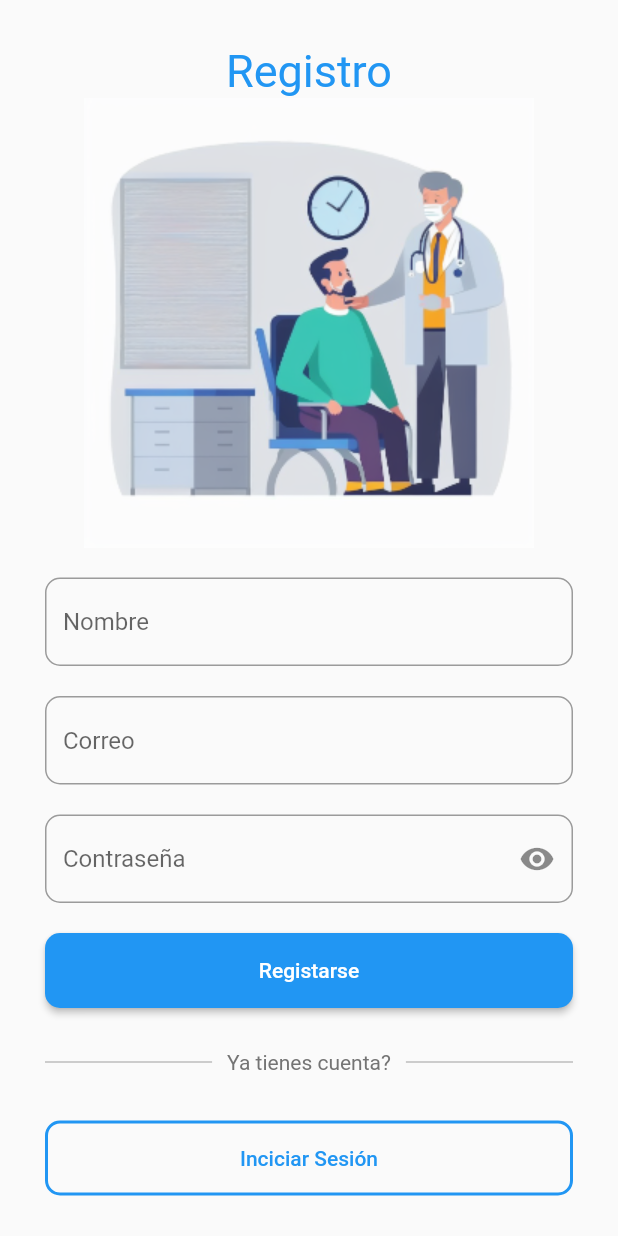
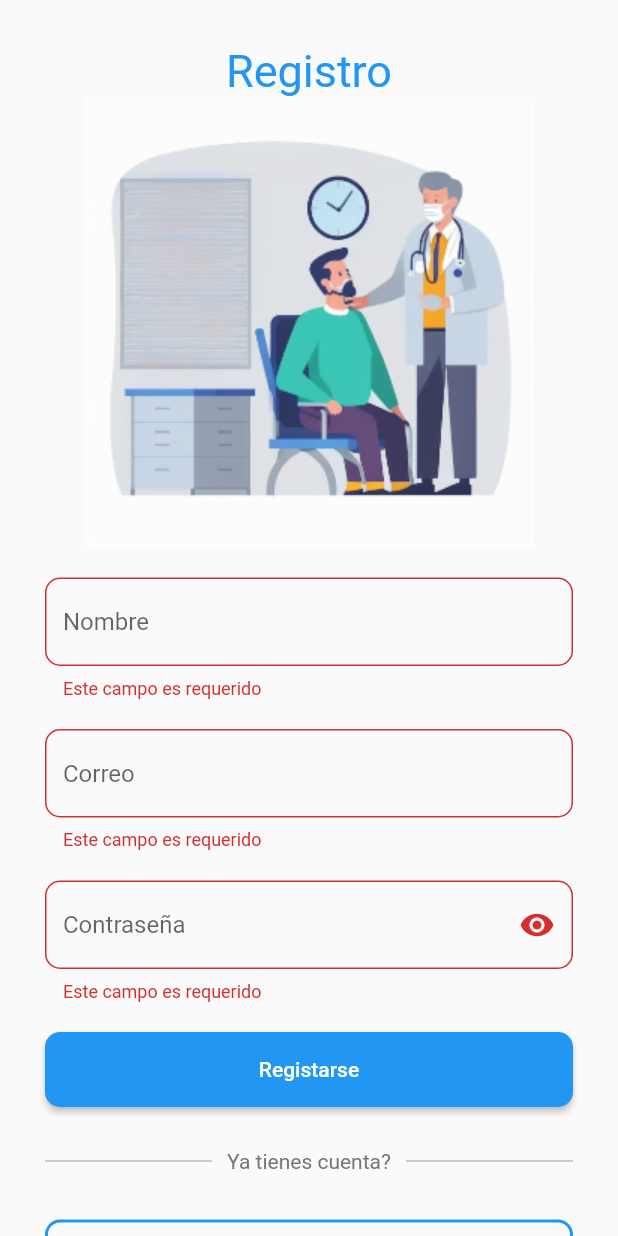
Before and after one commit to Luisa44/CitasMedicas, a Flutter app: the RegisterPage screen opened by its route, after a tap on "Registarse", on a phone screen of 412 x 824 dp. Run offline on Flutter 3.47's test engine with Material 2 defaults, Android fonts, the phone set to English and light mode, and no system bars; our stand-ins replace date_field, jwt_decoder, toast; missing offline and left inert: flutter_session_manager, group_list_view; project files that could hold a hidden picture were left out.

Commit message:
register is added

```diff
--- a/app/lib/constants/app_constants.dart
+++ b/app/lib/constants/app_constants.dart
@@ -0,0 +1 @@
+final regexEmail = RegExp(r'^(([^<>()[\]\\.,;:\s@"]+(\.[^<>()[\]\\.,;:\s@"]+)*)|(".+"))@((\[[0-9]{1,3}\.[0-9]{1,3}\.[0-9]{1,3}\.[0-9]{1,3}\])|(([a-zA-Z\-0-9]+\.)+[a-zA-Z]{2,}))$');
--- a/app/lib/features/auth/register/register.controller.dart
+++ b/app/lib/features/auth/register/register.controller.dart
@@ -0,0 +1,11 @@
+import 'package:flutter/material.dart';
+import 'register.model.dart';
+import 'register.service.dart';
+
+class RegisterController {
+  final RegisterService _userService = RegisterService();
+
+  Future<bool> registerUser(Register register) async {
+    return _userService.registerUser(register);
+  }
+}
--- a/app/lib/features/auth/register/register.model.dart
+++ b/app/lib/features/auth/register/register.model.dart
@@ -0,0 +1,21 @@
+class Register {
+  String? userName;
+  String? email;
+  String? contrasena;
+
+  Register({this.userName, this.email, this.contrasena});
+
+  Register.fromJson(Map<String, dynamic> json) {
+    userName = json["user_name"];
+    email = json["email"];
+    contrasena = json["contrasena"];
+  }
+
+  Map<String, dynamic> toJson() {
+    final Map<String, dynamic> _data = <String, dynamic>{};
+    _data["user_name"] = userName;
+    _data["email"] = email;
+    _data["contrasena"] = contrasena;
+    return _data;
+  }
+}
--- a/app/lib/features/auth/register/register.view.dart
+++ b/app/lib/features/auth/register/register.view.dart
@@ -1,5 +1,8 @@
+import 'package:app/features/auth/register/register.controller.dart';
+import 'package:app/features/auth/register/register.model.dart';
+import 'package:app/constants/app_constants.dart';
 import 'package:flutter/material.dart';
-import 'package:flutter/gestures.dart';
+import 'package:toast/toast.dart';
 import '../login/login.view.dart';
 
 class RegisterPage extends StatefulWidget {
@@ -12,23 +15,37 @@ class RegisterPage extends StatefulWidget {
 }
 
 class _RegisterPage extends State<RegisterPage> {
+
+  final _formKey = GlobalKey<FormState>();
+  RegisterController controller = RegisterController();
+  Register register = Register();
   bool _isObscure = true;
 
   @override
   Widget build(BuildContext context) {
+    ToastContext().init(context);
+
     return Scaffold(
         resizeToAvoidBottomInset: false,
         body: SingleChildScrollView(
             child: Container(
           margin:
               const EdgeInsets.only(left: 30, right: 30, top: 30, bottom: 50),
+          child: Form(
+            key: _formKey,
             child: Column(
               children: [
                 const Text('Registro',
                     style: TextStyle(color: Colors.blue, fontSize: 30)),
                 Image.asset('assets/images/login_2.png', cacheHeight: 300),
                 const SizedBox(height: 20),
-              TextField(
+                TextFormField(
+                  validator: (value) {
+                    if(value == ''){
+                      return 'Este campo es requerido';
+                    }
+                  },
+                  onChanged: (value) => register.userName = value,
                   decoration: InputDecoration(
                     border: OutlineInputBorder(
                         borderRadius: BorderRadius.circular(10)),
@@ -36,14 +53,30 @@ class _RegisterPage extends State<RegisterPage> {
                   ),
                 ),
                 const SizedBox(height: 20),
-              TextField(
+                TextFormField(
+                  validator: (value) {
+                    if(value == ''){
+                      return 'Este campo es requerido';
+                    }
+
+                    if(!regexEmail.hasMatch(value ?? '')){
+                      return 'Debe ingresar un correo valido';
+                    }
+                  },
+                  onChanged: (value) => register.email = value,
                   decoration: InputDecoration(
                       border: OutlineInputBorder(
                           borderRadius: BorderRadius.circular(10)),
                       hintText: 'Correo'),
                 ),
                 const SizedBox(height: 20),
-              TextField(
+                TextFormField(
+                  validator: (value) {
+                    if(value == ''){
+                      return 'Este campo es requerido';
+                    }
+                  },
+                  onChanged: (value) => register.contrasena = value,
                   obscureText: _isObscure,
                   decoration: InputDecoration(
                       border: OutlineInputBorder(
@@ -61,21 +94,38 @@ class _RegisterPage extends State<RegisterPage> {
                 ),
                 const SizedBox(height: 20),
                 ElevatedButton(
-                  onPressed: () => {},
+                    onPressed: () async {
+                      if(_formKey.currentState!.validate()){
+                        bool registered = await   controller.registerUser(register);
+                        if(registered) {
+                          setState((){
+                            register.contrasena = '';
+                            register.email = '';
+                            register.userName = '';
+                          });
+
+                          Toast.show(
+                            'Se ha registrado con exito',
+                            duration: Toast.lengthLong,
+                            gravity: Toast.bottom,
+                            backgroundColor: const Color.fromARGB(234, 145, 145, 145));
+                        }
+                      }
+                    },
                     style: OutlinedButton.styleFrom(
                       minimumSize: const Size.fromHeight(50),
                       shape: RoundedRectangleBorder(
                           borderRadius: BorderRadius.circular(10)),
                     ),
-                  child: Text('Registarse')),
+                    child: const Text('Registarse')),
                 const SizedBox(height: 12),
                 const Row(children: [
                   Expanded(child: Divider(color: Colors.grey, height: 48)),
-                const SizedBox(width: 10),
+                  SizedBox(width: 10),
                   Text('Ya tienes cuenta?',
                       style:
                           TextStyle(color: Color.fromARGB(255, 116, 116, 116))),
-                const SizedBox(width: 10),
+                  SizedBox(width: 10),
                   Expanded(child: Divider(color: Colors.grey, height: 48)),
                 ]),
                 const SizedBox(height: 15),
@@ -92,6 +142,7 @@ class _RegisterPage extends State<RegisterPage> {
                     child: const Text('Inciciar Sesión')),
               ],
             ),
+          )
         )));
   }
 }
```
Also changed, not shown: app/lib/features/auth/login/login.view.dart (+23 -2 lines), app/lib/features/auth/register/register.service.dart (+32 -0 lines), app/lib/features/users/edit/user_edit.view.dart (+6 -3 lines). Lines whose indentation alone changed are shown as unchanged.
